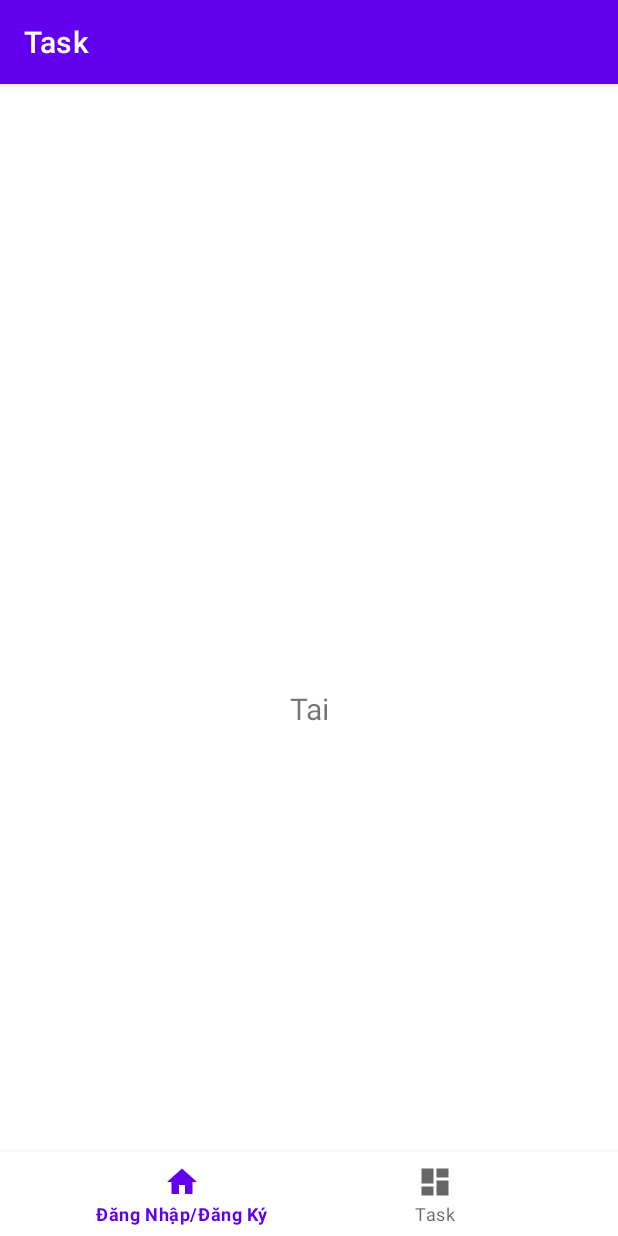
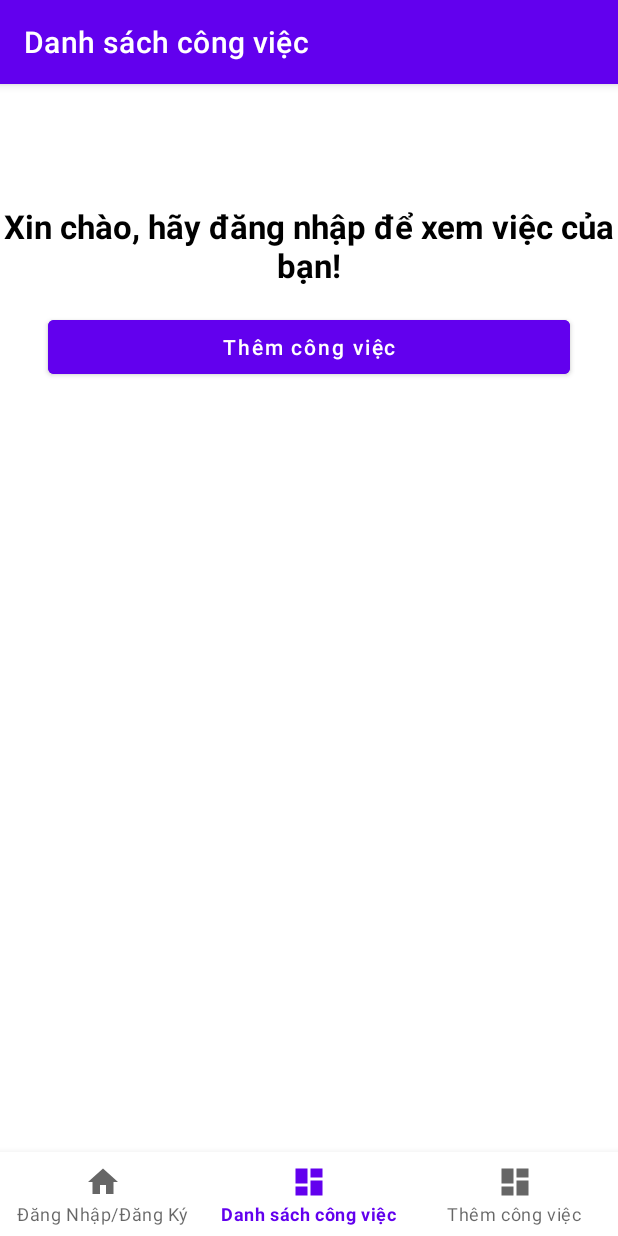
Before and after one commit to thanhlongplx/TodoList, an Android app: the DashboardFragment screen opened through its navigation route, on a phone screen of 412 x 824 dp. Run offline under Robolectric (Android 15) with nearby library versions, the phone set to English and light mode, and no system bars; our stand-ins replace navigation-ui.

Commit message:
[Android_Mobile][update_0709]

```diff
--- a/app/src/main/java/com/example/todolist/MainActivity.kt
+++ b/app/src/main/java/com/example/todolist/MainActivity.kt
@@ -3,41 +3,33 @@ package com.example.todolist
 import android.os.Bundle
 import com.google.android.material.bottomnavigation.BottomNavigationView
 import androidx.appcompat.app.AppCompatActivity
-import androidx.fragment.app.FragmentContainerView
 import androidx.navigation.findNavController
-import androidx.navigation.fragment.NavHostFragment
-import androidx.navigation.fragment.findNavController
 import androidx.navigation.ui.AppBarConfiguration
 import androidx.navigation.ui.setupActionBarWithNavController
 import androidx.navigation.ui.setupWithNavController
-import com.example.todolist.base.BaseActivity
 import com.example.todolist.databinding.ActivityMainBinding
 
-class MainActivity : BaseActivity(R.layout.activity_main) {
-  override  val navHostFragment by lazy { this.findViewById<FragmentContainerView>(R.id.nav_host_fragment_activity_main).getFragment() as? NavHostFragment }
-  private  val binding by lazy { ActivityMainBinding.inflate(layoutInflater) }
-    override fun initData() {
+class MainActivity : AppCompatActivity() {
 
-    }
+    private lateinit var binding: ActivityMainBinding
 
-    override fun bindData() {
+    override fun onCreate(savedInstanceState: Bundle?) {
+        super.onCreate(savedInstanceState)
 
-    }
+        binding = ActivityMainBinding.inflate(layoutInflater)
+        setContentView(binding.root)
 
-    override fun bindEvent() {
+        val navView: BottomNavigationView = binding.navView
 
-    }
-
-    override fun bindComponent() {
-        val navController = navHostFragment?.findNavController()
+        val navController = findNavController(R.id.nav_host_fragment_activity_main)
+        // Passing each menu ID as a set of Ids because each
+        // menu should be considered as top level destinations.
         val appBarConfiguration = AppBarConfiguration(
             setOf(
-                R.id.navigation_home, R.id.navigation_dashboard,
+                R.id.navigation_home, R.id.navigation_dashboard, R.id.navigation_create_task
             )
         )
-        if (navController != null) {
-            setupActionBarWithNavController(navController, appBarConfiguration)
-            binding.navView.setupWithNavController(navController)
-        }
+        setupActionBarWithNavController(navController, appBarConfiguration)
+        navView.setupWithNavController(navController)
     }
 }
--- a/app/src/main/java/com/example/todolist/data/dao/UserDao.kt
+++ b/app/src/main/java/com/example/todolist/data/dao/UserDao.kt
@@ -1,5 +1,6 @@
 package com.example.todolist.data.dao
 
+import androidx.lifecycle.LiveData
 import androidx.room.Dao
 import androidx.room.Insert
 import androidx.room.Query
@@ -16,4 +17,7 @@ interface UserDao {
 
     @Query("SELECT * FROM users WHERE username = :username LIMIT 1")
     suspend fun getUserByUsername(username: String): User?
+
+    @Query("SELECT * FROM users")
+    fun getAllUsers(): LiveData<List<User>>
 }
--- a/app/src/main/java/com/example/todolist/data/entity/User.kt
+++ b/app/src/main/java/com/example/todolist/data/entity/User.kt
@@ -2,6 +2,7 @@ package com.example.todolist.data.entity
 
 import androidx.room.Entity
 import androidx.room.PrimaryKey
+import com.google.gson.annotations.SerializedName
 
 @Entity(tableName = "users")
 data class User(
--- a/app/src/main/java/com/example/todolist/ui/dashboard/DashboardFragment.kt
+++ b/app/src/main/java/com/example/todolist/ui/dashboard/DashboardFragment.kt
@@ -1,44 +1,42 @@
 package com.example.todolist.ui.dashboard
 
+import android.content.Context
 import android.os.Bundle
 import android.view.LayoutInflater
 import android.view.View
 import android.view.ViewGroup
-import androidx.fragment.app.viewModels
-import com.example.todolist.base.BaseFragment
+import androidx.fragment.app.Fragment
+import com.example.todolist.R
 import com.example.todolist.databinding.FragmentDashboardBinding
-import kotlin.getValue
 
-class DashboardFragment : BaseFragment() {
+class DashboardFragment : Fragment() {
+
     private var _binding: FragmentDashboardBinding? = null
     private val binding get() = _binding!!
-    val dashBoardViewModel: DashboardViewModel by viewModels()
 
     override fun onCreateView(
-        inflater: LayoutInflater,
-        container: ViewGroup?,
-        savedInstanceState: Bundle?
+        inflater: LayoutInflater, container: ViewGroup?, savedInstanceState: Bundle?
     ): View {
         _binding = FragmentDashboardBinding.inflate(inflater, container, false)
         return binding.root
     }
 
-    override fun initData() {
-    }
+    override fun onViewCreated(view: View, savedInstanceState: Bundle?) {
+        super.onViewCreated(view, savedInstanceState)
 
-    override fun bindComponent() {
+        // get username from SharedPreferences
+        val sharedPreferences = requireContext()
+            .getSharedPreferences("TodoListPrefs", Context.MODE_PRIVATE)
+        val username = sharedPreferences.getString("current_username", null)
 
-    }
-
-    override fun bindData() {
-        dashBoardViewModel.text.observe(viewLifecycleOwner) {
-            binding.textDashboard.text = it
+        // Show username or "Guest"
+        binding.tvUsername.text = if (!username.isNullOrEmpty()) {
+            "Xin chào, $username 👋"
+        } else {
+            getString(R.string.guest_greeting)
         }
     }
 
-    override fun bindEvent() {
-
-    }
     override fun onDestroyView() {
         super.onDestroyView()
         _binding = null
--- a/app/src/main/java/com/example/todolist/ui/dashboard/DashboardViewModel.kt
+++ b/app/src/main/java/com/example/todolist/ui/dashboard/DashboardViewModel.kt
@@ -4,10 +4,15 @@ import androidx.lifecycle.LiveData
 import androidx.lifecycle.MutableLiveData
 import androidx.lifecycle.ViewModel
 
-class DashboardViewModel : ViewModel() {
 
-    private val _text = MutableLiveData<String>().apply {
-        value = "Tai"
+class DashboardViewModel() : ViewModel() {
+
+    private val _text = MutableLiveData<String>()
+    val text: LiveData<String> = _text
+
+
+
+    fun setUsername(username: String?) {
+        _text.value = username ?: "Guest"
     }
-    val text: LiveData<String> = _text
 }
--- a/app/src/main/java/com/example/todolist/ui/home/HomeFragment.kt
+++ b/app/src/main/java/com/example/todolist/ui/home/HomeFragment.kt
@@ -1,5 +1,6 @@
 package com.example.todolist.ui.home
 
+import android.content.Context
 import android.os.Bundle
 import android.view.LayoutInflater
 import android.view.View
@@ -79,6 +80,9 @@ class HomeFragment : BaseFragment() {
 
                 viewLifecycleOwner.lifecycleScope.launch {
                     if (userRepository.login(username, password)) {
+                        // Lưu username vào SharedPreferences khi đăng nhập thành công
+                        val sharedPreferences = requireContext().getSharedPreferences("TodoListPrefs", Context.MODE_PRIVATE)
+                        sharedPreferences.edit().putString("current_username", username).apply()
                         Toast.makeText(
                             requireContext(),
                             String.format(getString(R.string.login_success), username),
--- a/app/src/main/res/layout/activity_main.xml
+++ b/app/src/main/res/layout/activity_main.xml
@@ -17,7 +17,7 @@
         app:layout_constraintRight_toRightOf="parent"
         app:menu="@menu/bottom_nav_menu" />
 
-    <androidx.fragment.app.FragmentContainerView
+    <fragment
         android:id="@+id/nav_host_fragment_activity_main"
         android:name="androidx.navigation.fragment.NavHostFragment"
         android:layout_width="match_parent"
--- a/app/src/main/res/layout/fragment_dashboard.xml
+++ b/app/src/main/res/layout/fragment_dashboard.xml
@@ -4,19 +4,39 @@
     xmlns:tools="http://schemas.android.com/tools"
     android:layout_width="match_parent"
     android:layout_height="match_parent"
-    tools:context=".ui.dashboard.DashboardFragment">
+    android:background="@color/white"
+    tools:context=".ui.home.HomeFragment">
 
     <TextView
-        android:id="@+id/text_dashboard"
-        android:layout_width="match_parent"
+        android:id="@+id/tvUsername"
+        android:layout_width="wrap_content"
         android:layout_height="wrap_content"
-        android:layout_marginStart="8dp"
-        android:layout_marginTop="8dp"
-        android:layout_marginEnd="8dp"
-        android:textAlignment="center"
-        android:textSize="20sp"
-        app:layout_constraintBottom_toBottomOf="parent"
+        android:text="Xin chào, Guest 👋"
+        android:textSize="22sp"
+        android:textStyle="bold"
+        android:textColor="@color/black"
+        app:layout_constraintTop_toTopOf="parent"
+        app:layout_constraintStart_toStartOf="parent"
         app:layout_constraintEnd_toEndOf="parent"
+        android:layout_marginTop="24dp"
+        android:gravity="center" />
+
+    <Button
+        android:id="@+id/btn_move_to_create_task"
+        android:layout_width="0dp"
+        android:layout_height="wrap_content"
+        android:text="Thêm công việc"
+        android:textAllCaps="false"
+        android:backgroundTint="@color/purple_500"
+        android:textColor="@color/white"
+        android:layout_marginStart="32dp"
+        android:layout_marginEnd="32dp"
+        android:layout_marginTop="16dp"
+        app:layout_constraintTop_toBottomOf="@id/tvUsername"
         app:layout_constraintStart_toStartOf="parent"
-        app:layout_constraintTop_toTopOf="parent" />
+        app:layout_constraintEnd_toEndOf="parent" />
+
+
+
+
 </androidx.constraintlayout.widget.ConstraintLayout>
--- a/app/src/main/res/menu/bottom_nav_menu.xml
+++ b/app/src/main/res/menu/bottom_nav_menu.xml
@@ -11,6 +11,8 @@
         android:icon="@drawable/ic_dashboard_black_24dp"
         android:title="@string/title_dashboard" />
 
-
-
+    <item
+        android:id="@+id/navigation_create_task"
+        android:icon="@drawable/ic_dashboard_black_24dp"
+        android:title="@string/title_create_task" />
 </menu>
--- a/app/src/main/res/navigation/mobile_navigation.xml
+++ b/app/src/main/res/navigation/mobile_navigation.xml
@@ -17,5 +17,11 @@
         android:label="@string/title_dashboard"
         tools:layout="@layout/fragment_dashboard" />
 
+    <fragment
+        android:id="@+id/navigation_create_task"
+        android:name="com.example.todolist.ui.dashboard.CreateTaskFragment"
+        android:label="@string/title_create_task"
+        tools:layout="@layout/fragment_create_task" />
+
 
 </navigation>
--- a/app/src/main/res/values/colors.xml
+++ b/app/src/main/res/values/colors.xml
@@ -7,4 +7,5 @@
     <color name="teal_700">#FF018786</color>
     <color name="black">#FF000000</color>
     <color name="white">#FFFFFFFF</color>
+    <color name="colorPrimary">#6200EE</color>
 </resources>
--- a/app/src/main/res/values/strings.xml
+++ b/app/src/main/res/values/strings.xml
@@ -2,12 +2,11 @@
 
 <!-- Titles -->
     <string name="app_name">TodoList</string>
-
-    <string name="title_dashboard">Task</string>
-
+    <string name="title_dashboard">Danh sách công việc</string>
+    <string name="title_create_task">Thêm công việc</string>
+    <string name="guest_greeting">Xin chào, hãy đăng nhập để xem việc của bạn!</string>
 
 <!-- Login/Register Notifications -->
-
     <string name="title_home">Đăng Nhập/Đăng Ký</string>
     <string name="hint_username">Tên đăng nhập</string>
     <string name="hint_password">Mật khẩu</string>
@@ -20,4 +19,11 @@
     <string name="login_success">Đăng nhập thành công! Xin chào %s</string>
     <string name="login_failure">Sai tài khoản hoặc mật khẩu!</string>
 
+<!--  Task Notifications  -->
+    <string name="add_task_success"> Thêm công việc mới thành công</string>>
+    <string name="hint_task_title">Nhập tiêu đề công việc</string>
+    <string name="hint_task_description">Nhập mô tả công việc</string>
+    <string name="button_add_task">Thêm công việc</string>
+
+
 </resources>
```
Also changed, not shown: app/src/main/java/com/example/todolist/data/database/AppDataBase.kt (+22 -1 lines), app/src/main/java/com/example/todolist/data/repository/TodoRepository.kt (+5 -2 lines), app/src/main/java/com/example/todolist/data/repository/UserRepository.kt (+7 -0 lines), app/src/main/java/com/example/todolist/ui/dashboardCreateTask/CreateTaskFragment.kt (added, +105 -0 lines), app/src/main/res/drawable/bg_input.xml (added, +11 -0 lines), app/src/main/res/drawable/ic_add.xml (added, +9 -0 lines), app/src/main/res/layout/fragment_create_task.xml (added, +95 -0 lines), app/src/main/res/layout/item_task.xml (added, +19 -0 lines).
